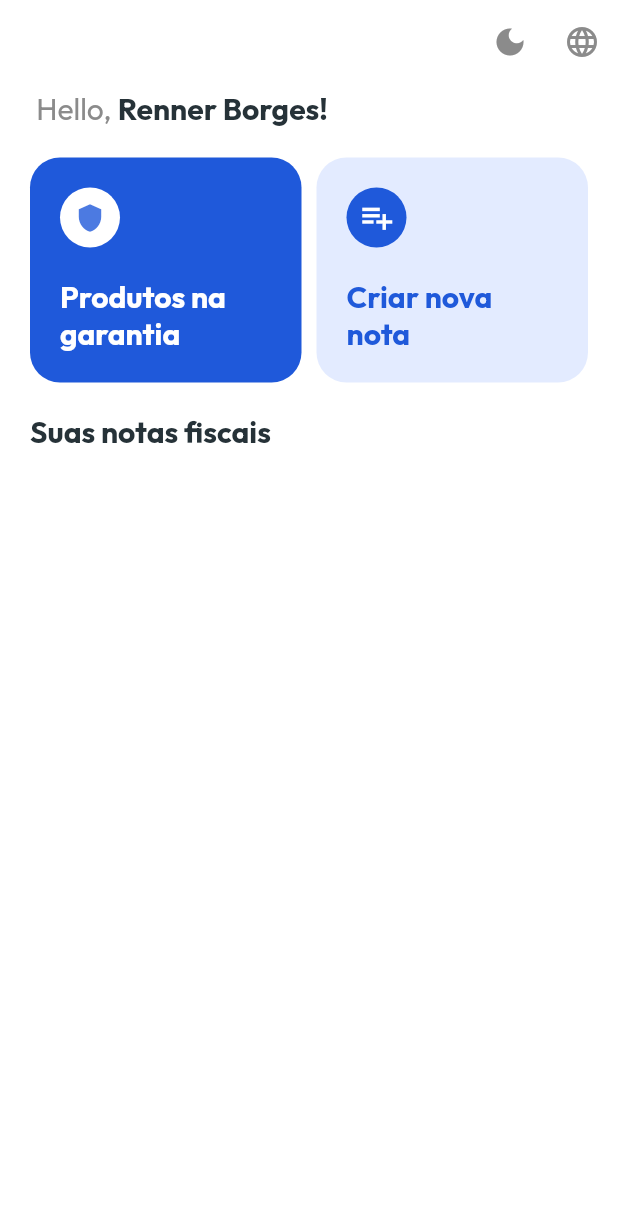
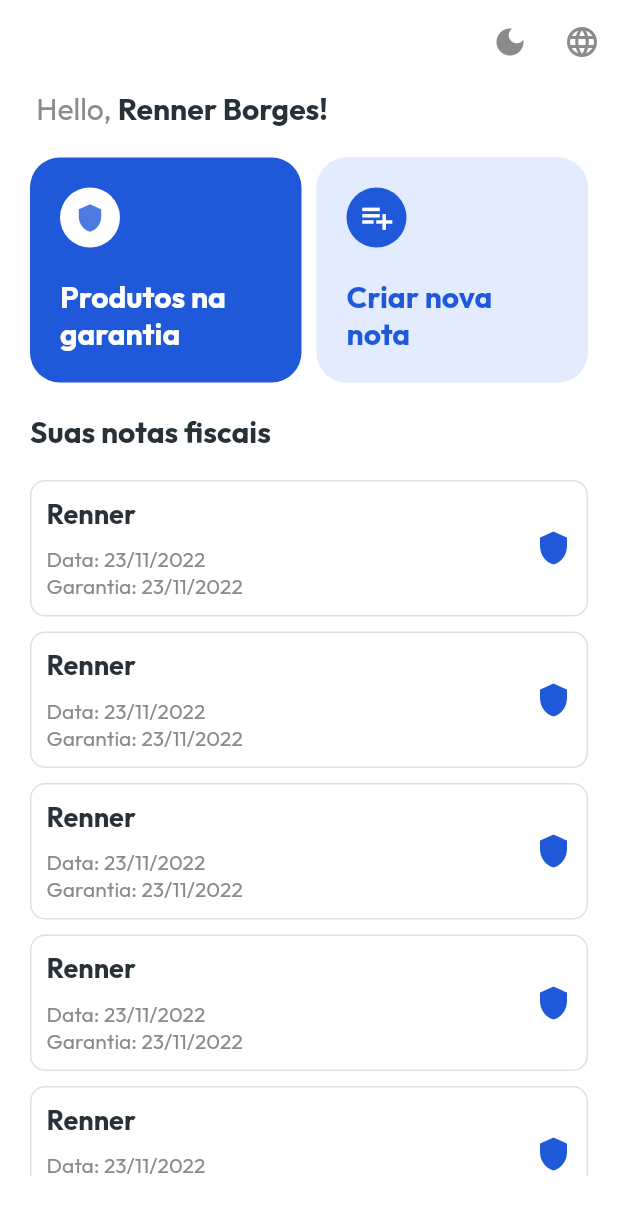
Before and after one commit to rennerborges/desenvolvimento_sistemas_moveis_tsi, a Flutter app: the screen it shows after launch, on a phone screen of 412 x 824 dp. Shown: the top 1215 px of the screen. Run offline on Flutter 3.47's test engine with Material 2 defaults, Android fonts, the phone set to English and light mode, and no system bars; our stand-ins replace google_fonts, image_picker, shared_preferences, sqflite; missing offline and left inert: dart:ffi; accounts and stored records are empty.

Commit message:
feat: init home screen

```diff
--- a/invoice_up/lib/screens/home/components/list-container.dart
+++ b/invoice_up/lib/screens/home/components/list-container.dart
@@ -1,5 +1,8 @@
 import 'package:flutter/material.dart';
 import 'package:invoice_up/components/text.dart';
+import 'package:invoice_up/providers/app-settings.providers.dart';
+import 'package:invoice_up/utils/colors.dart';
+import 'package:provider/provider.dart';
 
 class ListContainerInvoiceUp extends StatefulWidget {
   const ListContainerInvoiceUp({super.key});
@@ -11,11 +14,75 @@ class ListContainerInvoiceUp extends StatefulWidget {
 class _ListContainerInvoiceUpState extends State<ListContainerInvoiceUp> {
   @override
   Widget build(BuildContext context) {
+    ColorsInvoiceUp colors = ColorsInvoiceUp(
+      context.watch<AppSettings>().darkTheme,
+    );
+
     return Container(
       margin: const EdgeInsets.only(top: 20),
-      child: Column(children: [
-        TextInvoiceUp('', textBold: 'Suas notas fiscais'),
-      ]),
+      child: Column(
+        crossAxisAlignment: CrossAxisAlignment.start,
+        children: [
+          TextInvoiceUp('', textBold: 'Suas notas fiscais'),
+          SizedBox(
+            height: MediaQuery.of(context).size.height - 340,
+            child: Container(
+              margin: const EdgeInsets.only(top: 20),
+              child: ListView.builder(
+                  shrinkWrap: true,
+                  itemCount: 20,
+                  itemBuilder: (context, position) {
+                    return Container(
+                      margin: EdgeInsets.only(bottom: 10),
+                      padding: const EdgeInsets.all(10),
+                      decoration: BoxDecoration(
+                        border: Border.all(color: colors.grayHint),
+                        borderRadius:
+                            const BorderRadius.all(Radius.circular(10)),
+                      ),
+                      child: Row(
+                        mainAxisAlignment: MainAxisAlignment.spaceBetween,
+                        children: [
+                          Column(
+                            crossAxisAlignment: CrossAxisAlignment.start,
+                            children: [
+                              Container(
+                                margin: EdgeInsets.only(bottom: 10),
+                                child: Text(
+                                  'Renner',
+                                  style: TextStyle(
+                                    color: colors.grayTextBold,
+                                    fontWeight: FontWeight.bold,
+                                    fontSize: 18,
+                                  ),
+                                ),
+                              ),
+                              Text(
+                                'Data: 23/11/2022',
+                                style: TextStyle(
+                                  color: colors.grayText,
+                                ),
+                              ),
+                              Text(
+                                'Garantia: 23/11/2022',
+                                style: TextStyle(
+                                  color: colors.grayText,
+                                ),
+                              ),
+                            ],
+                          ),
+                          Icon(
+                            Icons.shield,
+                            color: colors.blueMain,
+                          )
+                        ],
+                      ),
+                    );
+                  }),
+            ),
+          ),
+        ],
+      ),
     );
   }
 }
```
